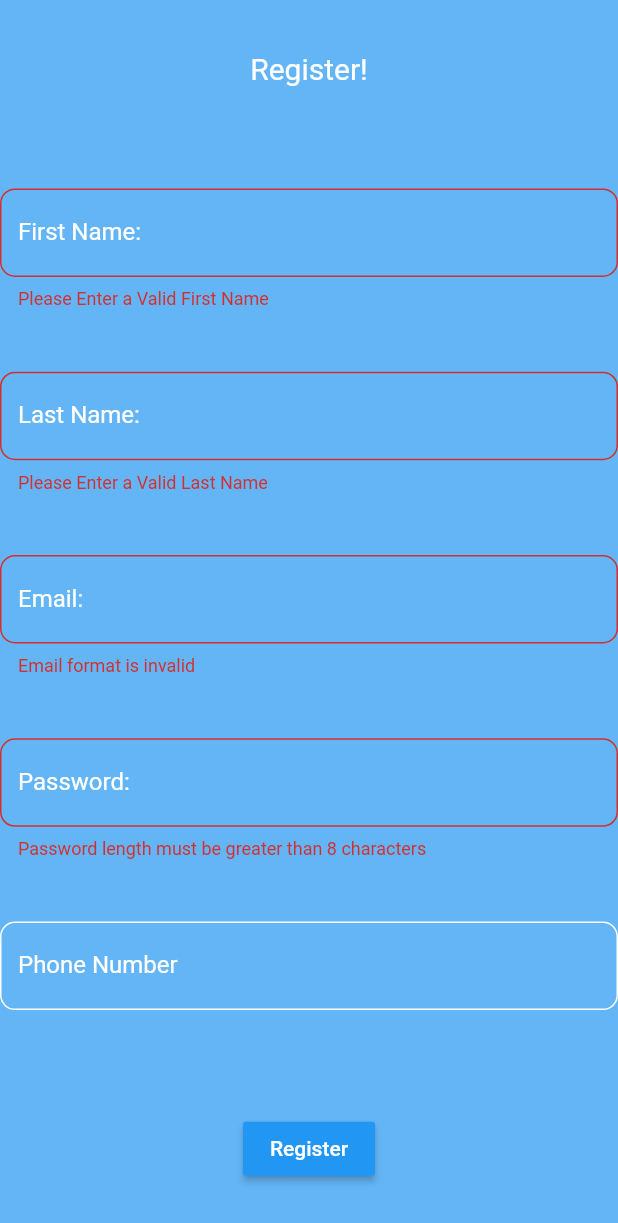
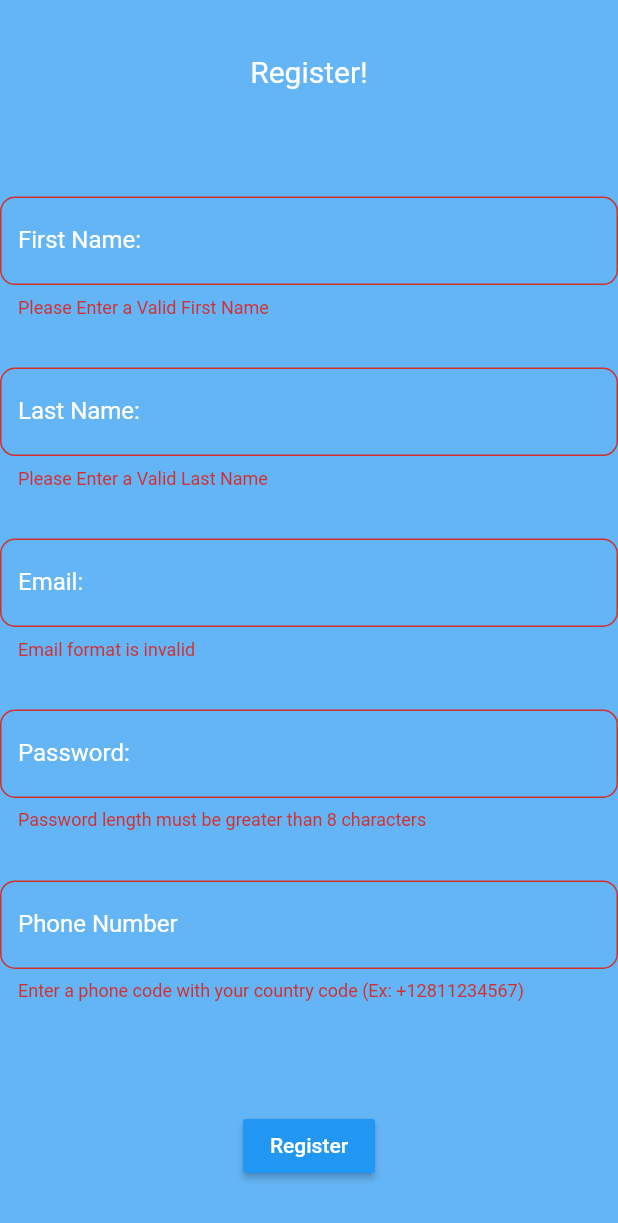
Before and after one commit to YuanSamuel/memory_notes, a Flutter app: the RegisterPage screen opened directly, after a tap on "Register", on a phone screen of 412 x 824 dp. Shown: the top 1223 px of the screen. Run offline on Flutter 3.47's test engine with Material 2 defaults, Android fonts, the phone set to English and light mode, and no system bars; our stand-ins replace avatar_glow, cloud_firestore, curved_navigation_bar, firebase_auth, firebase_storage, geolocator and 7 more; missing offline and left inert: flutter_sound, geocoder; accounts and stored records are empty.

Commit message:
minor changes

```diff
--- a/lib/screens/register_page.dart
+++ b/lib/screens/register_page.dart
@@ -102,7 +102,7 @@ class _RegisterPageState extends State<RegisterPage> {
                         return 'Please Enter a Valid First Name';
                     },
                   ),
-                  SizedBox(height: MediaQuery.of(context).size.height / 20,),
+                  SizedBox(height: MediaQuery.of(context).size.height / 25,),
                   TextFormField(
                     controller: lastNameInputController,
                     decoration: InputDecoration(
@@ -133,7 +133,7 @@ class _RegisterPageState extends State<RegisterPage> {
                       }
                     },
                   ),
-                  SizedBox(height: MediaQuery.of(context).size.height / 20,),
+                  SizedBox(height: MediaQuery.of(context).size.height / 25,),
                   TextFormField(
                     controller: emailInputController,
                     validator: emailValidator,
@@ -162,7 +162,7 @@ class _RegisterPageState extends State<RegisterPage> {
                       )
                     ),
                   ),
-                  SizedBox(height: MediaQuery.of(context).size.height / 20,),
+                  SizedBox(height: MediaQuery.of(context).size.height / 25,),
                   TextFormField(
                     controller: passwordInputController,
                     obscureText: true,
@@ -192,7 +192,7 @@ class _RegisterPageState extends State<RegisterPage> {
                       )
                     ),
                   ),
-                  SizedBox(height: MediaQuery.of(context).size.height / 20,),
+                  SizedBox(height: MediaQuery.of(context).size.height / 25,),
                   TextFormField(
                     decoration: InputDecoration(
                       border: OutlineInputBorder(
@@ -219,7 +219,9 @@ class _RegisterPageState extends State<RegisterPage> {
                     ),
                     controller: phoneNumberInputController,
                     validator: (value) {
-
+                      if (!RegExp(r'\+\d{11,13}').hasMatch(phoneNumberInputController.text)) {
+                        return 'Enter a phone code with your country code (Ex: +12811234567)';
+                      }
                     },
                   )
                 ],
```
